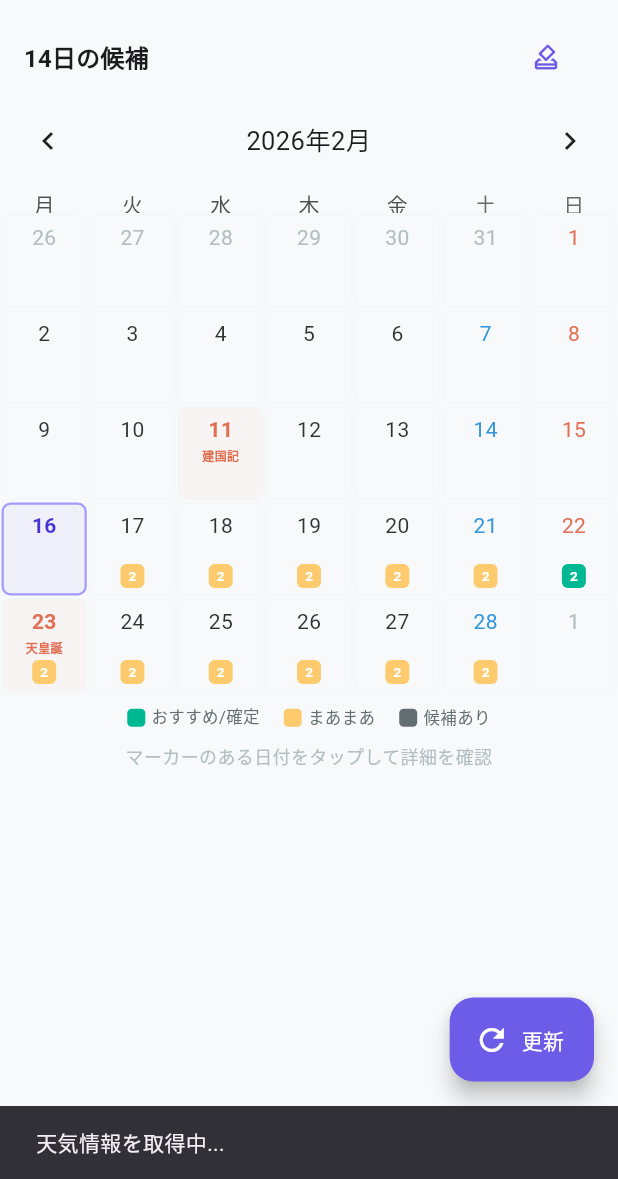
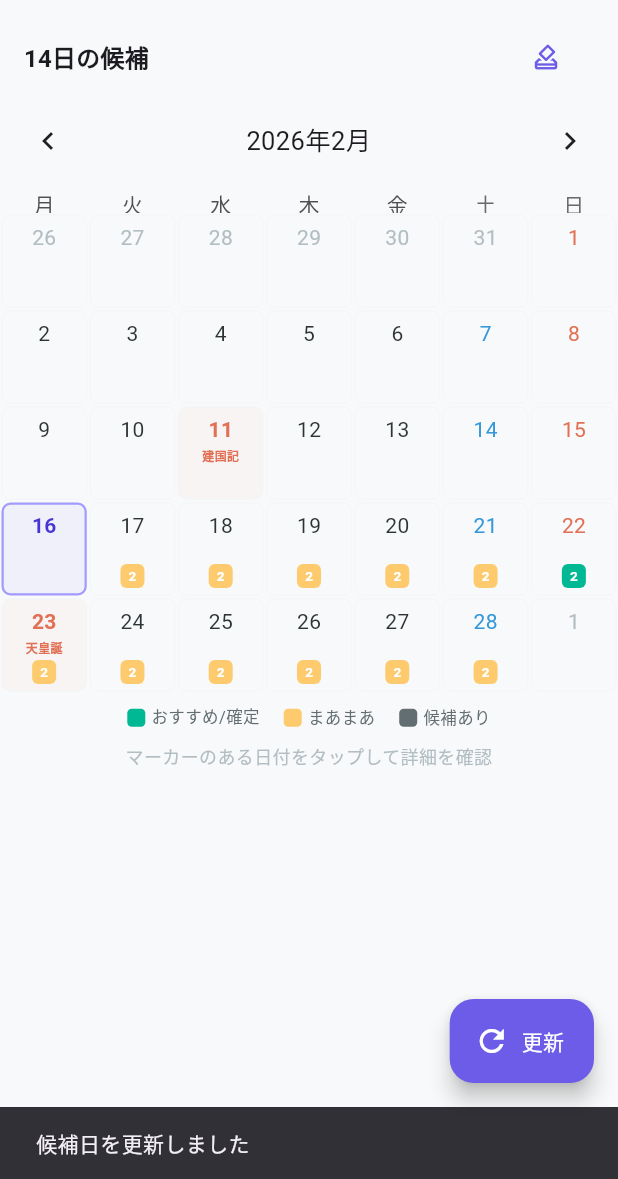
Before and after one commit to sk-anglers/himatch, a Flutter app: the SuggestionsTab screen opened directly, after a tap on "更新", on a phone screen of 412 x 824 dp, the part 57-1236 px from its top. Run offline on Flutter 3.47's test engine with Material 3 defaults, Android fonts, the phone set to English and light mode, and no system bars; drawn by our look-alikes of table_calendar; our stand-ins replace csv, flutter_riverpod, freezed_annotation, geolocator, go_router, pdf and 1 more; accounts and stored records are empty; generated files the repository leaves out were written again; network calls fail.

Commit message:
feat(#35): 提案タブの候補日を自動生成に変更 (#36)
タブ表示時にグループがあり候補が空なら自動で refreshSuggestions() を
呼び出すようにした。手動「候補日を検索」ボタンを廃止し、ローディング
表示に置き換え。FAB の手動更新は引き続き利用可能。

Co-authored-by: sk-anglers <sk-anglers@users.noreply.github.com>
Co-authored-by: Claude Opus 4.6 <noreply@anthropic.com>

```diff
--- a/lib/features/suggestion/presentation/suggestions_tab.dart
+++ b/lib/features/suggestion/presentation/suggestions_tab.dart
@@ -24,6 +24,32 @@ class SuggestionsTab extends ConsumerStatefulWidget {
 class _SuggestionsTabState extends ConsumerState<SuggestionsTab> {
   /// null = 全グループ表示
   String? _selectedGroupId;
+  bool _isLoading = false;
+
+  @override
+  void initState() {
+    super.initState();
+    WidgetsBinding.instance.addPostFrameCallback((_) {
+      _autoRefreshIfNeeded();
+    });
+  }
+
+  Future<void> _autoRefreshIfNeeded() async {
+    final groups = ref.read(localGroupsProvider);
+    final suggestions = ref.read(localSuggestionsProvider);
+    if (groups.isNotEmpty && suggestions.isEmpty) {
+      await _refresh();
+    }
+  }
+
+  Future<void> _refresh() async {
+    if (_isLoading) return;
+    setState(() => _isLoading = true);
+    await ref.read(localSuggestionsProvider.notifier).refreshSuggestions();
+    if (mounted) {
+      setState(() => _isLoading = false);
+    }
+  }
 
   @override
   Widget build(BuildContext context) {
@@ -51,24 +77,18 @@ class _SuggestionsTabState extends ConsumerState<SuggestionsTab> {
                 ),
                 // メインコンテンツ
                 Expanded(
-                  child: suggestions.isEmpty
-                      ? _EmptySuggestionState(ref: ref)
-                      : _SuggestionCalendar(suggestions: suggestions),
+                  child: _isLoading
+                      ? const _LoadingState()
+                      : suggestions.isEmpty
+                          ? const _EmptySuggestionState()
+                          : _SuggestionCalendar(suggestions: suggestions),
                 ),
               ],
             ),
-      floatingActionButton: groups.isNotEmpty
+      floatingActionButton: groups.isNotEmpty && !_isLoading
           ? FloatingActionButton.extended(
               onPressed: () async {
-                ScaffoldMessenger.of(context).showSnackBar(
-                  const SnackBar(
-                    content: Text('天気情報を取得中...'),
-                    duration: Duration(seconds: 1),
-                  ),
-                );
-                await ref
-                    .read(localSuggestionsProvider.notifier)
-                    .refreshSuggestions();
+                await _refresh();
                 if (context.mounted) {
                   ScaffoldMessenger.of(context).showSnackBar(
                     const SnackBar(content: Text('候補日を更新しました')),
@@ -184,9 +204,38 @@ class _NoGroupState extends StatelessWidget {
   }
 }
 
+class _LoadingState extends StatelessWidget {
+  const _LoadingState();
+
+  @override
+  Widget build(BuildContext context) {
+    return const Center(
+      child: Padding(
+        padding: EdgeInsets.all(32),
+        child: Column(
+          mainAxisAlignment: MainAxisAlignment.center,
+          children: [
+            CircularProgressIndicator(),
+            SizedBox(height: 24),
+            Text('候補日を検索中...',
+                style: TextStyle(
+                    fontSize: 16,
+                    fontWeight: FontWeight.w600,
+                    color: AppColors.textSecondary)),
+            SizedBox(height: 8),
+            Text(
+              '天気予報と空き時間を分析しています',
+              style: TextStyle(color: AppColors.textHint, fontSize: 13),
+            ),
+          ],
+        ),
+      ),
+    );
+  }
+}
+
 class _EmptySuggestionState extends StatelessWidget {
-  final WidgetRef ref;
-  const _EmptySuggestionState({required this.ref});
+  const _EmptySuggestionState();
 
   @override
   Widget build(BuildContext context) {
@@ -206,19 +255,9 @@ class _EmptySuggestionState extends StatelessWidget {
                     color: AppColors.textPrimary)),
             const SizedBox(height: 8),
             const Text(
-              '右下の「更新」ボタンをタップして\n候補日を検索しましょう',
+              'メンバーの空き時間が見つかりませんでした\n右下の「更新」ボタンで再検索できます',
               textAlign: TextAlign.center,
               style: TextStyle(color: AppColors.textSecondary, fontSize: 14),
-            ),
-            const SizedBox(height: 24),
-            OutlinedButton.icon(
-              onPressed: () async {
-                await ref
-                    .read(localSuggestionsProvider.notifier)
-                    .refreshSuggestions();
-              },
-              icon: const Icon(Icons.search),
-              label: const Text('候補日を検索'),
             ),
           ],
         ),
```
Also changed, not shown: 1 other file.
